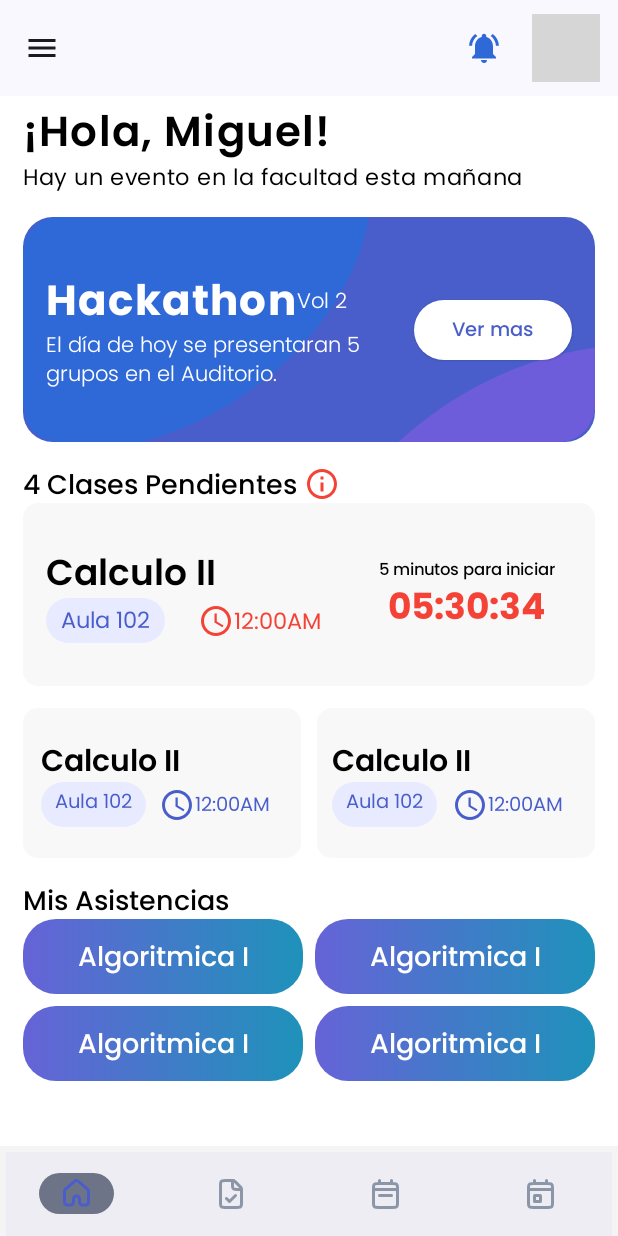
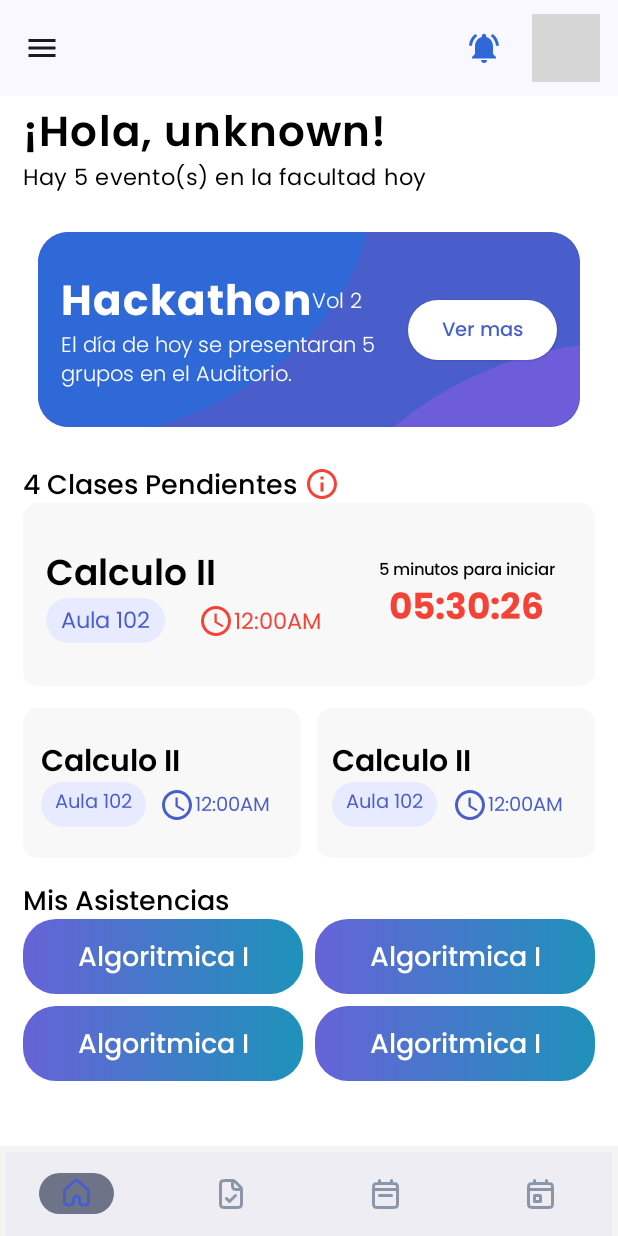
Before and after one commit to nabia1827/DailyFisi-facial-recognition-app, an Android app built with Jetpack Compose: the LoginScreen screen opened through its navigation route, on a phone screen of 412 x 824 dp. Run offline under Robolectric (Android 15) with nearby library versions, the phone set to English and light mode, and no system bars; our stand-ins replace Dagger/Hilt's generated code, Firebase (no records; nobody signed in at launch, a user with empty details on screens opened directly), livedata-compose; pictures from the network do not load; 31 statements that could not run were skipped; grey boxes are pictures that could not be loaded.

Commit message:
Home Viewmodel 25%

```diff
--- /dev/null
+++ b/app/src/main/java/com/pruebita/mydailyfisiapp/data/model/Event.kt
@@ -0,0 +1,19 @@
+package com.pruebita.mydailyfisiapp.data.model
+
+import java.util.Calendar
+
+data class Event(
+    val idEvent: Int = 0,
+    val idUser: Int = 0,
+    val title: String = "Titulo",
+    val shortDescription: String = "Esta es una descripcion corta",
+    val longDescription: String = "Esta es una descripcion larga",
+    val eventImage: String = "Event Image",
+    val eventDate: Calendar? = null,
+    val place: String = "Lugar",
+    val address:String = "Direccion",
+    val publisherName: String = "Publicador", //Inner Join
+    val publisherImage: String = "Image", //Inner Join
+    val category: String = "Categoria",
+    val publishingDate: Calendar? = null
+)
--- /dev/null
+++ b/app/src/main/java/com/pruebita/mydailyfisiapp/data/repository/interfaces/EventRepository.kt
@@ -0,0 +1,7 @@
+package com.pruebita.mydailyfisiapp.data.repository.interfaces
+
+import com.pruebita.mydailyfisiapp.data.model.Event
+
+interface EventRepository {
+    fun listAllTodayEvents():MutableList<Event>
+}
--- /dev/null
+++ b/app/src/main/java/com/pruebita/mydailyfisiapp/data/repository/repositories/EventRepositoryImpl.kt
@@ -0,0 +1,86 @@
+package com.pruebita.mydailyfisiapp.data.repository.repositories
+
+import com.pruebita.mydailyfisiapp.data.model.Event
+import com.pruebita.mydailyfisiapp.data.repository.interfaces.EventRepository
+import java.util.Calendar
+
+class EventRepositoryImpl: EventRepository {
+    override fun listAllTodayEvents(): MutableList<Event> {
+        return mutableListOf(
+            Event(
+               idEvent = 1,
+                idUser = 1,
+                title = "Hackathon",
+                shortDescription = "El día de hoy se presentaran 5 grupos en el Auditorio.",
+                longDescription = "El día de hoy se presentaran 5 grupos en el Auditorio.",
+                eventImage = "https://img2.storyblok.com/f/83829/1200x628/96185170bd/esperance-vie-akita-inu.jpg",
+                eventDate = Calendar.getInstance(),
+                place = "Auditorio FISI",
+                address = "Av. Perez Tudela",
+                publisherName = "Lucia Rivera",
+                publisherImage = "https://img2.storyblok.com/f/83829/1200x628/96185170bd/esperance-vie-akita-inu.jpg",
+                category = "Estudios",
+                publishingDate = Calendar.getInstance(),
+            ),
+            Event(
+                idEvent = 1,
+                idUser = 1,
+                title = "Aniversario",
+                shortDescription = "El día de hoy se presentaran 5 grupos en el Auditorio.",
+                longDescription = "El día de hoy se presentaran 5 grupos en el Auditorio.",
+                eventImage = "https://img2.storyblok.com/f/83829/1200x628/96185170bd/esperance-vie-akita-inu.jpg",
+                eventDate = Calendar.getInstance(),
+                place = "Auditorio FISI",
+                address = "Av. Perez Tudela",
+                publisherName = "Lucia Rivera",
+                publisherImage = "https://img2.storyblok.com/f/83829/1200x628/96185170bd/esperance-vie-akita-inu.jpg",
+                category = "Estudios",
+                publishingDate = Calendar.getInstance(),
+            ),
+            Event(
+                idEvent = 1,
+                idUser = 1,
+                title = "WIE UNMSM",
+                shortDescription = "El día de hoy se presentaran 5 grupos en el Auditorio.",
+                longDescription = "El día de hoy se presentaran 5 grupos en el Auditorio.",
+                eventImage = "https://img2.storyblok.com/f/83829/1200x628/96185170bd/esperance-vie-akita-inu.jpg",
+                eventDate = Calendar.getInstance(),
+                place = "Auditorio FISI",
+                address = "Av. Perez Tudela",
+                publisherName = "Lucia Rivera",
+                publisherImage = "https://img2.storyblok.com/f/83829/1200x628/96185170bd/esperance-vie-akita-inu.jpg",
+                category = "Estudios",
+                publishingDate = Calendar.getInstance(),
+            ),
+            Event(
+                idEvent = 1,
+                idUser = 1,
+                title = "Hult Prize",
+                shortDescription = "El día de hoy se presentaran 5 grupos en el Auditorio.",
+                longDescription = "El día de hoy se presentaran 5 grupos en el Auditorio.",
+                eventImage = "https://img2.storyblok.com/f/83829/1200x628/96185170bd/esperance-vie-akita-inu.jpg",
+                eventDate = Calendar.getInstance(),
+                place = "Auditorio FISI",
+                address = "Av. Perez Tudela",
+                publisherName = "Lucia Rivera",
+                publisherImage = "https://img2.storyblok.com/f/83829/1200x628/96185170bd/esperance-vie-akita-inu.jpg",
+                category = "Estudios",
+                publishingDate = Calendar.getInstance(),
+            ),
+            Event(
+                idEvent = 1,
+                idUser = 1,
+                title = "Charla NTT DATA",
+                shortDescription = "El día de hoy se presentaran 5 grupos en el Auditorio.",
+                longDescription = "El día de hoy se presentaran 5 grupos en el Auditorio.",
+                eventImage = "https://img2.storyblok.com/f/83829/1200x628/96185170bd/esperance-vie-akita-inu.jpg",
+                eventDate = Calendar.getInstance(),
+                place = "Auditorio FISI",
+                address = "Av. Perez Tudela",
+                publisherName = "Lucia Rivera",
+                publisherImage = "https://img2.storyblok.com/f/83829/1200x628/96185170bd/esperance-vie-akita-inu.jpg",
+                category = "Estudios",
+                publishingDate = Calendar.getInstance(),
+            ))
+    }
+}
--- a/app/src/main/java/com/pruebita/mydailyfisiapp/data/repository/repositories/UserRepositoryImpl.kt
+++ b/app/src/main/java/com/pruebita/mydailyfisiapp/data/repository/repositories/UserRepositoryImpl.kt
@@ -16,7 +16,7 @@ class UserRepositoryImpl: UserRepository {
             password = password,
             email = email,
             cellphone = "950415842",
-            imageUser = "https://firebasestorage.googleapis.com/v0/b/dailyfisiapp.appspot.com/o/profiles%2Fusers%2Fuser_1?alt=media&token=aacb20d6-53da-4950-99cf-8b87aa7230d1&_gl=1*jfgqh8*_ga*ODYxODYyNzM3LjE2OTg5ODIwNDg.*_ga_CW55HF8NVT*MTY5OTA0NjMyNy41LjEuMTY5OTA1NDE1NS41Ny4wLjA",
+            imageUser = "https://firebasestorage.googleapis.com/v0/b/dailyfisiapp.appspot.com/o/users%2Fprofiles%2Fuser_1.png?alt=media&token=a585563f-5523-453b-8938-3ec23da43615&_gl=1*1ixammm*_ga*ODYxODYyNzM3LjE2OTg5ODIwNDg.*_ga_CW55HF8NVT*MTY5OTA4MTk4MC45LjEuMTY5OTA4NDY3OC4xMC4wLjA",
             idFacialIdentity = "lucia_rivera_fi",
             sessionActive = true,
             userActive = true,
--- a/app/src/main/java/com/pruebita/mydailyfisiapp/ui/screens/attendance/student/AttendanceStudentScreen.kt
+++ b/app/src/main/java/com/pruebita/mydailyfisiapp/ui/screens/attendance/student/AttendanceStudentScreen.kt
@@ -85,7 +85,7 @@ fun Attendance(modifier: Modifier,navController: NavHostController){
                         contentAlignment = Alignment.Center // Centra el contenido del Box
                     ) {
                         Image(
-                            painter = painterResource(id = R.drawable.fondo_evento_home),
+                            painter = painterResource(id = R.drawable.fondo_evento_1),
                             contentDescription = null,
                             modifier = Modifier.fillMaxSize(),
                             contentScale = ContentScale.FillBounds
@@ -109,7 +109,7 @@ fun Attendance(modifier: Modifier,navController: NavHostController){
                         contentAlignment = Alignment.Center // Centra el contenido del Box
                     ) {
                         Image(
-                            painter = painterResource(id = R.drawable.fondo_evento_home),
+                            painter = painterResource(id = R.drawable.fondo_evento_1),
                             contentDescription = null,
                             modifier = Modifier.fillMaxSize(),
                             contentScale = ContentScale.FillBounds
--- a/app/src/main/java/com/pruebita/mydailyfisiapp/ui/screens/attendance/teacher/AttendanceTeacherScreen.kt
+++ b/app/src/main/java/com/pruebita/mydailyfisiapp/ui/screens/attendance/teacher/AttendanceTeacherScreen.kt
@@ -86,7 +86,7 @@ fun Attendance(modifier: Modifier,navController: NavHostController){
                         contentAlignment = Alignment.Center // Centra el contenido del Box
                     ) {
                         Image(
-                            painter = painterResource(id = R.drawable.fondo_evento_home),
+                            painter = painterResource(id = R.drawable.fondo_evento_1),
                             contentDescription = null,
                             modifier = Modifier.fillMaxSize(),
                             contentScale = ContentScale.FillBounds
@@ -110,7 +110,7 @@ fun Attendance(modifier: Modifier,navController: NavHostController){
                         contentAlignment = Alignment.Center // Centra el contenido del Box
                     ) {
                         Image(
-                            painter = painterResource(id = R.drawable.fondo_evento_home),
+                            painter = painterResource(id = R.drawable.fondo_evento_1),
                             contentDescription = null,
                             modifier = Modifier.fillMaxSize(),
                             contentScale = ContentScale.FillBounds
--- a/app/src/main/java/com/pruebita/mydailyfisiapp/ui/screens/home/HomeScreen.kt
+++ b/app/src/main/java/com/pruebita/mydailyfisiapp/ui/screens/home/HomeScreen.kt
@@ -1,5 +1,6 @@
 package com.pruebita.mydailyfisiapp.ui.screens.home
 
+import androidx.compose.foundation.ExperimentalFoundationApi
 import androidx.compose.foundation.Image
 import androidx.compose.foundation.background
 import androidx.compose.foundation.layout.Arrangement
@@ -14,11 +15,12 @@ import androidx.compose.foundation.layout.fillMaxWidth
 import androidx.compose.foundation.layout.height
 import androidx.compose.foundation.layout.padding
 import androidx.compose.foundation.lazy.LazyColumn
+import androidx.compose.foundation.pager.HorizontalPager
+import androidx.compose.foundation.pager.rememberPagerState
 import androidx.compose.foundation.shape.RoundedCornerShape
 import androidx.compose.material3.ButtonDefaults
 import androidx.compose.material3.ElevatedButton
 import androidx.compose.material3.Icon
-import androidx.compose.runtime.setValue
 import androidx.compose.runtime.getValue
 import androidx.compose.material3.Text
 import androidx.compose.runtime.Composable
@@ -38,14 +40,24 @@ import androidx.compose.ui.unit.sp
 import androidx.hilt.navigation.compose.hiltViewModel
 import androidx.lifecycle.viewmodel.compose.viewModel
 import com.pruebita.mydailyfisiapp.R
+import com.pruebita.mydailyfisiapp.data.model.Event
+import com.pruebita.mydailyfisiapp.data.model.User
 import com.pruebita.mydailyfisiapp.ui.theme.poppins
 import com.pruebita.mydailyfisiapp.viewmodel.ClockViewModel
+import com.pruebita.mydailyfisiapp.viewmodel.HomeViewModel
 import kotlin.math.floor
 
+@OptIn(ExperimentalFoundationApi::class)
 @Preview(showBackground = true)
 @Composable
 fun HomeScreen() {
     val viewModel: ClockViewModel = viewModel()
+    val homeViewModel: HomeViewModel = hiltViewModel()
+    val currentUser: User by homeViewModel.currentUser.observeAsState(initial = User())
+    val currentUserRol: String by homeViewModel.currentUserRol.observeAsState(initial = "")
+    val listTodayEvents: MutableList<Event> by homeViewModel.todayEvents.observeAsState(initial = mutableListOf())
+    val pagerState = rememberPagerState()
+
     LazyColumn(
         modifier = Modifier
             .fillMaxSize()
@@ -57,11 +69,15 @@ fun HomeScreen() {
     ) {
         item{
             Spacer(modifier = Modifier.padding(2.dp))
-            HeaderHome()
+            HeaderHome(currentUser.names,currentUser.idRol) { listTodayEvents.size }
         }
         item {
             Spacer(modifier = Modifier.padding(8.dp))
-            CardEvent()
+            HorizontalPager(pageCount = listTodayEvents.size, state = pagerState) {
+                    index ->CardEvent(listTodayEvents[index], index%3)
+
+            }
+
         }
         item{
             Spacer(modifier = Modifier.padding(8.dp))
@@ -499,11 +515,15 @@ fun ClasesSectionTitle() {
 }
 
 @Composable
-fun CardEvent() {
+fun CardEvent(event: Event, i: Int) {
+    val backgroundList: MutableList<Int> = mutableListOf(
+        R.drawable.fondo_evento_1,
+        R.drawable.fondo_evento_2,
+        R.drawable.fondo_evento_3)
     Column(
         modifier = Modifier
             .fillMaxWidth()
-            .height(150.dp)
+            .height(150.dp).padding(10.dp)
             .background(
                 color = Color(0xFF495ECA),
                 shape = RoundedCornerShape(size = 20.dp)
@@ -512,7 +532,7 @@ fun CardEvent() {
     ) {
         Box(){
             Image(
-                painter = painterResource(id = R.drawable.fondo_evento_home),
+                painter = painterResource(id = backgroundList[i]),
                 contentDescription = null,
                 modifier = Modifier.fillMaxSize(),
                 contentScale = ContentScale.FillBounds
@@ -596,9 +616,15 @@ fun ContentCardEvent() {
 }
 
 @Composable
-fun HeaderHome() {
+fun HeaderHome(
+    name:String,
+    rol:Int,
+    getNumEvents: () ->Int
+) {
     Text(
-        text = "¡Hola, Miguel!",
+        text =
+        if(rol == 3){"¡Hola, Prof. $name!"}
+        else{ "¡Hola, $name!" },
         modifier = Modifier.fillMaxWidth(),
         style = TextStyle(
             fontSize = 28.sp,
@@ -610,7 +636,7 @@ fun HeaderHome() {
 
     )
     Text(
-        text = "Hay un evento en la facultad esta mañana ",
+        text = "Hay ${getNumEvents()} evento(s) en la facultad hoy ",
         modifier = Modifier.fillMaxWidth(),
         style = TextStyle(
             fontSize = 15.sp,
--- a/app/src/main/java/com/pruebita/mydailyfisiapp/ui/screens/others/HelpScreen.kt
+++ b/app/src/main/java/com/pruebita/mydailyfisiapp/ui/screens/others/HelpScreen.kt
@@ -193,26 +193,20 @@ fun RotateImage(pagerState: PagerState) {
             Modifier
                 .fillMaxHeight()
                 .width(420.dp)
-
-                .graphicsLayer {
-                    val pageOffset = (
-                            (pagerState.currentPage - page) + pagerState
-                                .currentPageOffsetFraction
-                            ).absoluteValue
-                    alpha = lerp(0.5f, 1f, 1f - pageOffset.coerceIn(0f, 1f))
-                },
+,
             colors = CardDefaults.cardColors(containerColor = Color.White)
         ) {
             Row(
 
             ){
                 Image(
-                    painter = painterResource(id = pantalla[pagerState.currentPage]),
+                    painter = painterResource(id = pantalla[page]),
                     contentDescription ="valor",
                     modifier = Modifier.fillMaxWidth()
                 )
             }
         }
+
     }
 }
 
--- a/app/src/main/java/com/pruebita/mydailyfisiapp/ui/screens/schedule/components/CardRecordatorio.kt
+++ b/app/src/main/java/com/pruebita/mydailyfisiapp/ui/screens/schedule/components/CardRecordatorio.kt
@@ -36,7 +36,6 @@ import androidx.compose.ui.layout.ContentScale
 import androidx.compose.ui.res.painterResource
 import androidx.compose.ui.text.TextStyle
 import androidx.compose.ui.text.font.FontWeight
-import androidx.compose.ui.tooling.preview.Preview
 import androidx.compose.ui.unit.DpOffset
 import androidx.compose.ui.unit.dp
 import androidx.compose.ui.unit.sp
@@ -59,7 +58,7 @@ fun CardRecordatorio(showMyDialog: MutableState<Boolean>, navController: NavHost
 
     ) {
         Image(
-            painter = painterResource(id = R.drawable.fondo_evento_home),
+            painter = painterResource(id = R.drawable.fondo_evento_1),
             contentDescription = null,
             modifier = Modifier.fillMaxSize(),
             contentScale = ContentScale.FillBounds
--- /dev/null
+++ b/app/src/main/java/com/pruebita/mydailyfisiapp/viewmodel/HomeViewModel.kt
@@ -0,0 +1,49 @@
+package com.pruebita.mydailyfisiapp.viewmodel
+
+import android.content.Context
+import androidx.lifecycle.LiveData
+import androidx.lifecycle.MutableLiveData
+import androidx.lifecycle.ViewModel
+import com.pruebita.mydailyfisiapp.data.model.Event
+import com.pruebita.mydailyfisiapp.data.model.User
+import com.pruebita.mydailyfisiapp.data.model.UserManager
+import com.pruebita.mydailyfisiapp.data.repository.repositories.EventRepositoryImpl
+import com.pruebita.mydailyfisiapp.data.repository.repositories.RolRepositoryImpl
+import com.pruebita.mydailyfisiapp.data.repository.repositories.UserRepositoryImpl
+import dagger.hilt.android.lifecycle.HiltViewModel
+import java.util.Calendar
+import javax.inject.Inject
+
+@HiltViewModel
+class HomeViewModel @Inject constructor(private val context: Context): ViewModel(){
+    private val userManager: UserManager = UserManager(context)
+
+    private val repo: UserRepositoryImpl = UserRepositoryImpl()
+    private val repoRol: RolRepositoryImpl = RolRepositoryImpl()
+    private val repoEvent: EventRepositoryImpl = EventRepositoryImpl()
+
+    private val _currentUser = MutableLiveData<User>(userManager.getUser() ?: User())
+    val currentUser: LiveData<User> = _currentUser
+
+    private val _currentUserRol = MutableLiveData<String>()
+    val currentUserRol: LiveData<String> = _currentUserRol
+
+    private val _todayEvents = MutableLiveData<MutableList<Event>>(repoEvent.listAllTodayEvents())
+    val todayEvents: LiveData<MutableList<Event>> = _todayEvents
+
+    fun refreshCurrentUser() {
+        _currentUser.value = userManager.getUser() ?: User()
+        val tmp = _currentUser.value
+        if (tmp != null) {
+            _currentUserRol.value = repoRol.getRol(tmp.idRol)
+        }
+    }
+
+    fun getHourAndMinutes(calendar: Calendar): String{
+        val hours = calendar.get(Calendar.HOUR_OF_DAY) // Obtiene las horas en formato de 24 horas
+        val minutes = calendar.get(Calendar.MINUTE)
+        return String.format("%02d:%02d", hours, minutes)
+    }
+
+
+}
--- a/app/src/main/java/com/pruebita/mydailyfisiapp/viewmodel/MainViewModel.kt
+++ b/app/src/main/java/com/pruebita/mydailyfisiapp/viewmodel/MainViewModel.kt
@@ -53,22 +53,14 @@ class MainViewModel @Inject constructor(private val context: Context) : ViewMode
             user.imageUser = storage.uploadImageToStorage(
                 uri,
                 nameImage,
-                "users",
-                "profiles"
+                "profiles",
+                "users"
             )
             _currentUser.value = user
             repo.updateUser(user)
         }
     }
 
-    fun setUserImage(img: String) {
-        var tmp = _currentUser.value
-        if (tmp != null) {
-            tmp.imageUser = img
-            _currentUser.value = tmp
-            repo.updateUser(tmp)
-        }
-    }
 
     fun logOut() {
         var tmp = _currentUser.value
--- /dev/null
+++ b/app/src/main/res/drawable/fondo_evento_2.xml
@@ -0,0 +1,21 @@
+<vector xmlns:android="http://schemas.android.com/apk/res/android"
+    android:width="341dp"
+    android:height="122dp"
+    android:viewportWidth="321"
+    android:viewportHeight="122">
+    <group>
+        <clip-path
+            android:pathData="M20,0L301,0A20,20 0,0 1,321 20L321,102A20,20 0,0 1,301 122L20,122A20,20 0,0 1,0 102L0,20A20,20 0,0 1,20 0z"/>
+        <path
+            android:pathData="M20,0L301,0A20,20 0,0 1,321 20L321,102A20,20 0,0 1,301 122L20,122A20,20 0,0 1,0 102L0,20A20,20 0,0 1,20 0z"
+            android:fillColor="#04A1B5"/>
+        <path
+            android:pathData="M167.75,263.57a103,149.46 59.19,1 0,256.74 -153.11a103,149.46 59.19,1 0,-256.74 153.11z"
+            android:strokeAlpha="0.3"
+            android:fillColor="#222783"
+            android:fillAlpha="0.3"/>
+        <path
+            android:pathData="M-48.88,89.33a93.94,136.33 59.19,1 0,234.17 -139.65a93.94,136.33 59.19,1 0,-234.17 139.65z"
+            android:fillColor="#00BCD4"/>
+    </group>
+</vector>
--- /dev/null
+++ b/app/src/main/res/drawable/fondo_evento_3.xml
@@ -0,0 +1,21 @@
+<vector xmlns:android="http://schemas.android.com/apk/res/android"
+    android:width="341dp"
+    android:height="122dp"
+    android:viewportWidth="321"
+    android:viewportHeight="122">
+    <group>
+        <clip-path
+            android:pathData="M20,0L301,0A20,20 0,0 1,321 20L321,102A20,20 0,0 1,301 122L20,122A20,20 0,0 1,0 102L0,20A20,20 0,0 1,20 0z"/>
+        <path
+            android:pathData="M20,0L301,0A20,20 0,0 1,321 20L321,102A20,20 0,0 1,301 122L20,122A20,20 0,0 1,0 102L0,20A20,20 0,0 1,20 0z"
+            android:fillColor="#04B5A0"/>
+        <path
+            android:pathData="M167.75,263.57a103,149.46 59.19,1 0,256.74 -153.11a103,149.46 59.19,1 0,-256.74 153.11z"
+            android:strokeAlpha="0.3"
+            android:fillColor="#222783"
+            android:fillAlpha="0.3"/>
+        <path
+            android:pathData="M-48.88,89.33a93.94,136.33 59.19,1 0,234.17 -139.65a93.94,136.33 59.19,1 0,-234.17 139.65z"
+            android:fillColor="#00D4AA"/>
+    </group>
+</vector>
```
Also changed, not shown: app/src/main/res/drawable/fondo_evento_1.xml (renamed from app/src/main/res/drawable/fondo_evento_home.xml).
